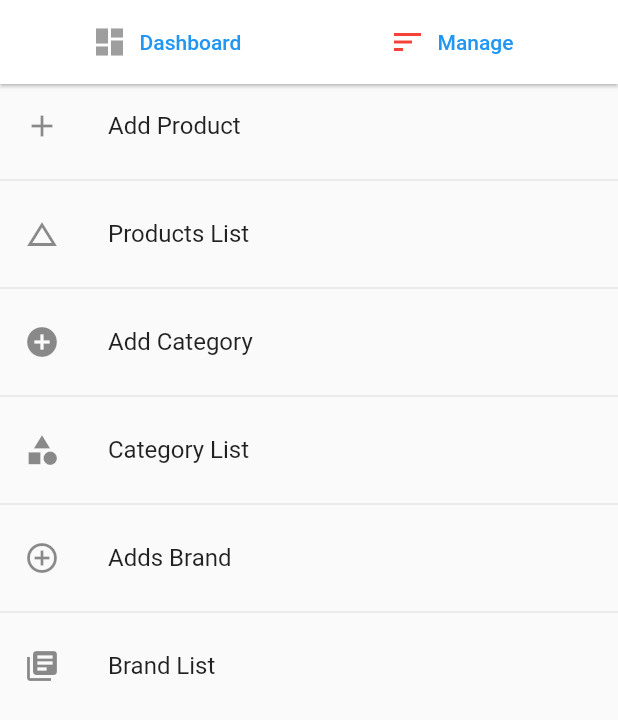
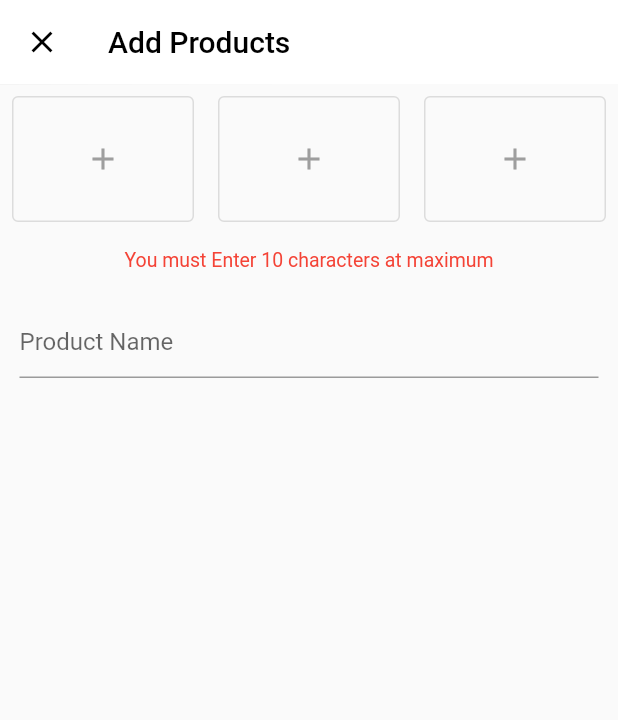
Before and after one commit to skoolyana/FlutterAdminApp, a Flutter app: the screen it shows after launch, after a tap on "Add Product", on a phone screen of 412 x 824 dp. Shown: the top 720 px of the screen. Run offline on Flutter 3.47's test engine with Material 2 defaults, Android fonts, the phone set to English and light mode, and no system bars; our stand-ins replace cloud_firestore, firebase_core, fluttertoast; accounts and stored records are empty.

Commit message:
Add Product Changes

```diff
--- a/lib/main.dart
+++ b/lib/main.dart
@@ -1,7 +1,11 @@
 import 'package:flutter/material.dart';
 import 'package:sunil_wale_admin/screens/admin.dart';
+// Import the firebase_core plugin
+import 'package:firebase_core/firebase_core.dart';
 
-void main() {
+void main() async{
+  WidgetsFlutterBinding.ensureInitialized();
+  await Firebase.initializeApp();
   runApp(const MyApp());
 }
 
--- /dev/null
+++ b/lib/screens/add_product.dart
@@ -0,0 +1,115 @@
+import 'package:flutter/material.dart';
+import 'dart:convert';
+
+class AddProduct extends StatefulWidget {
+  const AddProduct({Key? key}) : super(key: key);
+
+  @override
+  _AddProductState createState() => _AddProductState();
+}
+
+class _AddProductState extends State<AddProduct> {
+  Color white = Colors.white;
+  Color black = Colors.black;
+  Color grey = Colors.grey;
+  Color red = Colors.red;
+
+  GlobalKey<FormState> _formKey = GlobalKey<FormState>();
+
+  TextEditingController productNameCotroller = new TextEditingController();
+
+  @override
+  Widget build(BuildContext context) {
+    return Scaffold(
+      appBar: AppBar(
+        elevation: 0.1,
+        backgroundColor: white,
+        leading: Icon(Icons.close, color: black),
+        title: Text(
+          "Add Products",
+          style: TextStyle(color: black),
+        ),
+      ),
+      body: Form(
+        key: _formKey,
+        child: ListView(
+          children: <Widget>[
+            Row(
+              children: <Widget>[
+                Expanded(
+                  child: Padding(
+                    padding: const EdgeInsets.all(8.0),
+                    child: OutlinedButton(
+                        onPressed: () {},
+                        child: Padding(
+                          padding:
+                              const EdgeInsets.fromLTRB(14.0, 30.0, 14.0, 30.0),
+                          child: Icon(
+                            Icons.add,
+                            color: grey,
+                          ),
+                        )),
+                  ),
+                ),
+                Expanded(
+                  child: Padding(
+                    padding: const EdgeInsets.all(8.0),
+                    child: OutlinedButton(
+                        onPressed: () {},
+                        child: Padding(
+                          padding:
+                              const EdgeInsets.fromLTRB(14.0, 30.0, 14.0, 30.0),
+                          child: Icon(
+                            Icons.add,
+                            color: grey,
+                          ),
+                        )),
+                  ),
+                ),
+                Expanded(
+                  child: Padding(
+                    padding: const EdgeInsets.all(8.0),
+                    child: OutlinedButton(
+                        onPressed: () {},
+                        child: Padding(
+                          padding:
+                              const EdgeInsets.fromLTRB(14.0, 30.0, 14.0, 30.0),
+                          child: Icon(
+                            Icons.add,
+                            color: grey,
+                          ),
+                        )),
+                  ),
+                )
+              ],
+            ),
+
+            Padding(
+              padding: const EdgeInsets.all(10.0),
+              child: Text("You must Enter 10 characters at maximum ",textAlign: TextAlign.center, style: TextStyle(color: red, fontSize: 13.0,),),
+            ),
+
+            Padding(
+              padding: const EdgeInsets.all(13.0),
+              child: TextFormField(
+                controller: productNameCotroller,
+                decoration: InputDecoration(hintText: 'Product Name'),
+                validator: (value){
+                  if(value!.isEmpty)
+                    {
+                      return "You must Enter The Product Name";
+                    }
+                  else if(value.length > 10)
+                    {
+                      'Product Name cannot be more than 10 letters.';
+
+                    }
+                }
+              ),
+            )
+          ],
+        ),
+      ),
+    );
+  }
+}
--- a/lib/screens/admin.dart
+++ b/lib/screens/admin.dart
@@ -2,6 +2,8 @@ import 'package:flutter/material.dart';
 import 'package:sunil_wale_admin/screens/db/Brand.dart';
 import 'package:sunil_wale_admin/screens/db/Category.dart';
 import 'package:fluttertoast/fluttertoast.dart';
+
+import 'add_product.dart';
 
 enum Page { dashboard, manage }
 
@@ -200,7 +202,10 @@ class _AdminState extends State<Admin> {
             ListTile(
               leading: Icon(Icons.add),
               title: Text("Add Product"),
-              onTap: () {},
+              onTap: () {
+                Navigator.push(context, MaterialPageRoute(
+                    builder: (_)=> AddProduct()));
+              }
             ),
             Divider(),
             ListTile(
--- a/lib/screens/db/Brand.dart
+++ b/lib/screens/db/Brand.dart
@@ -1,14 +1,13 @@
 import "package:cloud_firestore/cloud_firestore.dart";
 import 'package:uuid/uuid.dart';
-import '../db/Category.dart';
-import '../db/Brand.dart';
+import 'dart:convert';
 
 
 
 
 class BrandService {
   FirebaseFirestore _firestore = FirebaseFirestore.instance;
-
+  String ref = "Brands";
 
   void createBrand(String name)
   {
@@ -19,4 +18,9 @@ class BrandService {
 
   }
 
+ void getBrands()
+  {
+    Stream<QuerySnapshot> data =  _firestore.collection(ref).snapshots();
+
+  }
 }
--- /dev/null
+++ b/lib/utils/color_util.dart
@@ -0,0 +1,4 @@
+class ColorsUtil{
+
+
+}
```
Also changed, not shown: 4 other files.
